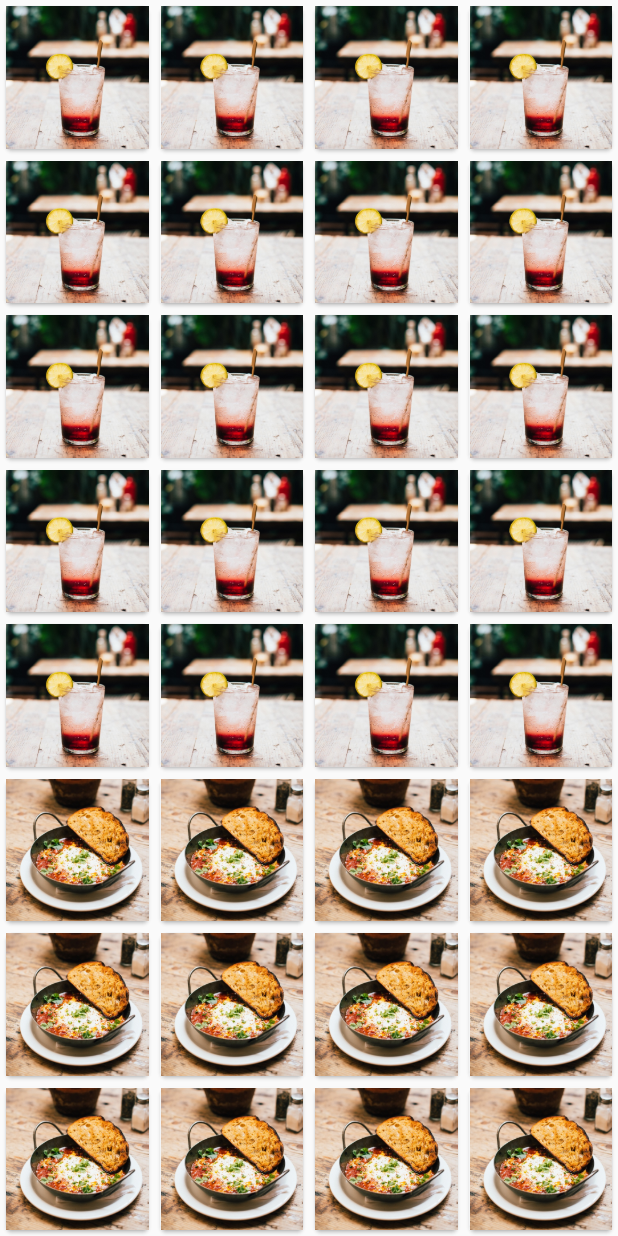
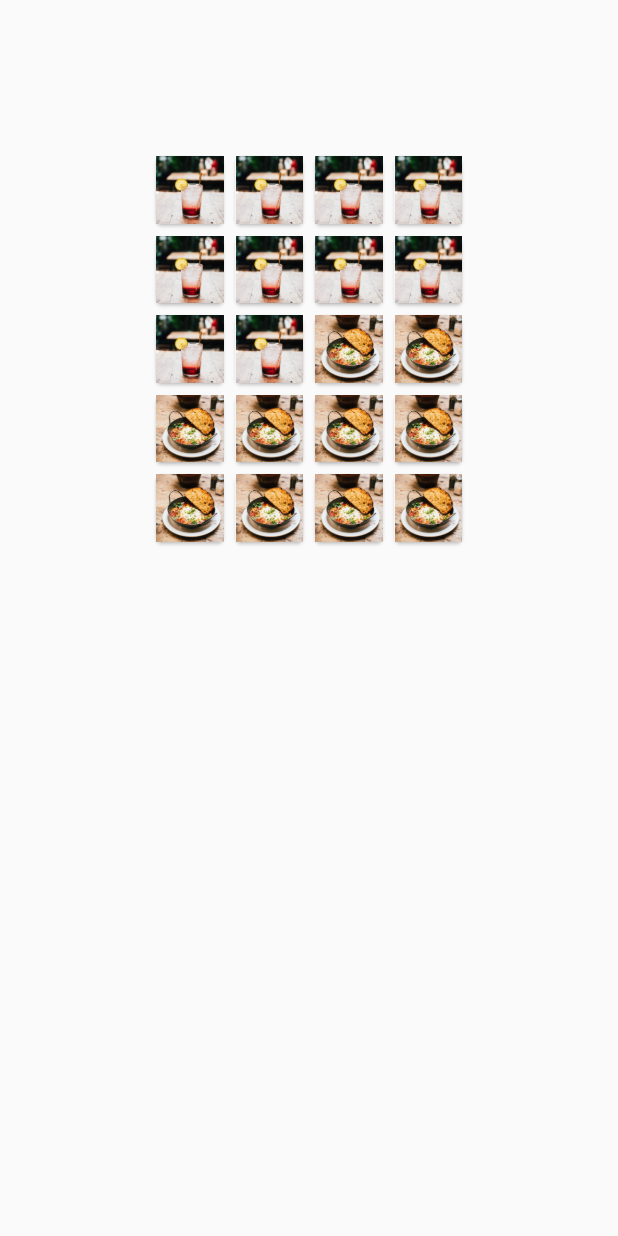
Before and after one commit to sTallone777/My-Practise, a Flutter app: the Grid screen opened directly, on a phone screen of 412 x 824 dp. Run offline on Flutter 3.47's test engine with Material 2 defaults, Android fonts, the phone set to English and light mode, and no system bars.

Commit message:
add new app

```diff
--- a/flutter-practise/animation/lib/src/misc/focus_image.dart
+++ b/flutter-practise/animation/lib/src/misc/focus_image.dart
@@ -16,11 +16,12 @@ class Grid extends StatelessWidget{
   Widget build(BuildContext context){
     return Scaffold(
       body: GridView.builder(
-        itemCount: 40,
+        padding: EdgeInsets.all(100.0),
+        itemCount: 20,
         gridDelegate:
           SliverGridDelegateWithFixedCrossAxisCount(crossAxisCount: 4),
         itemBuilder:(context, index) {
-          return (index >= 20)
+          return (index >= 10)
               ? SmallCard('assets/eat_cape_town_sm.jpg')
               : SmallCard('assets/eat_new_orleans_sm.jpg');
         },
```
Also changed, not shown: flutter-practise/animation/lib/main.dart (+8 -1 lines), flutter-practise/animation/lib/src/basics/logo_app.dart (added, +46 -0 lines).
